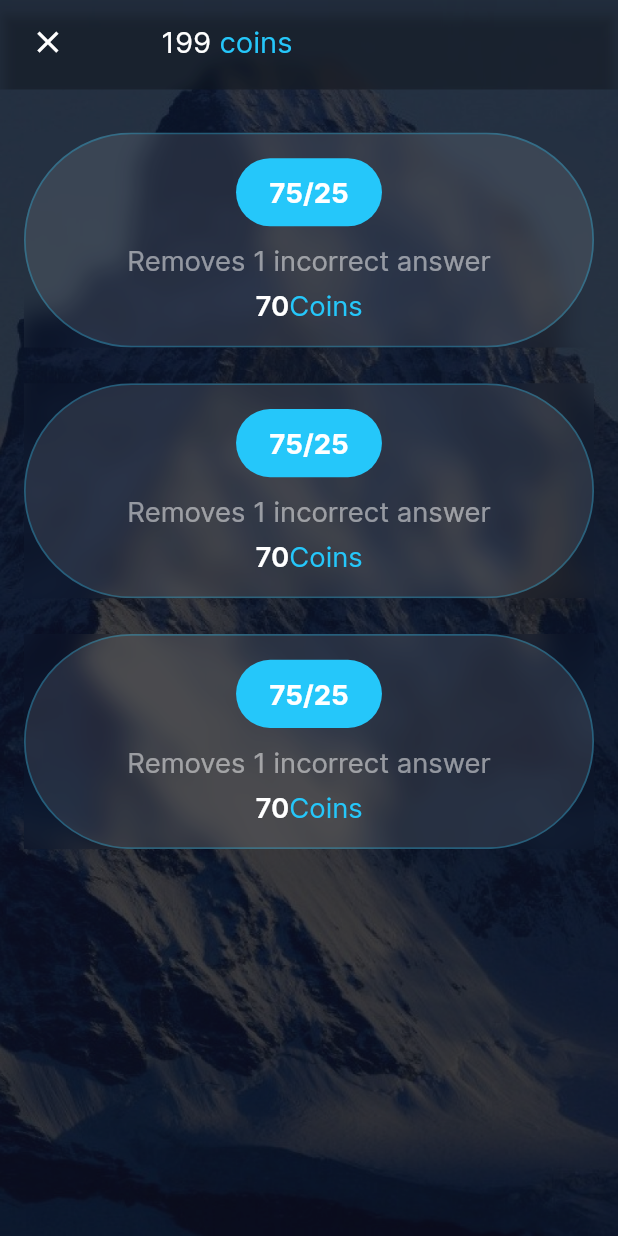
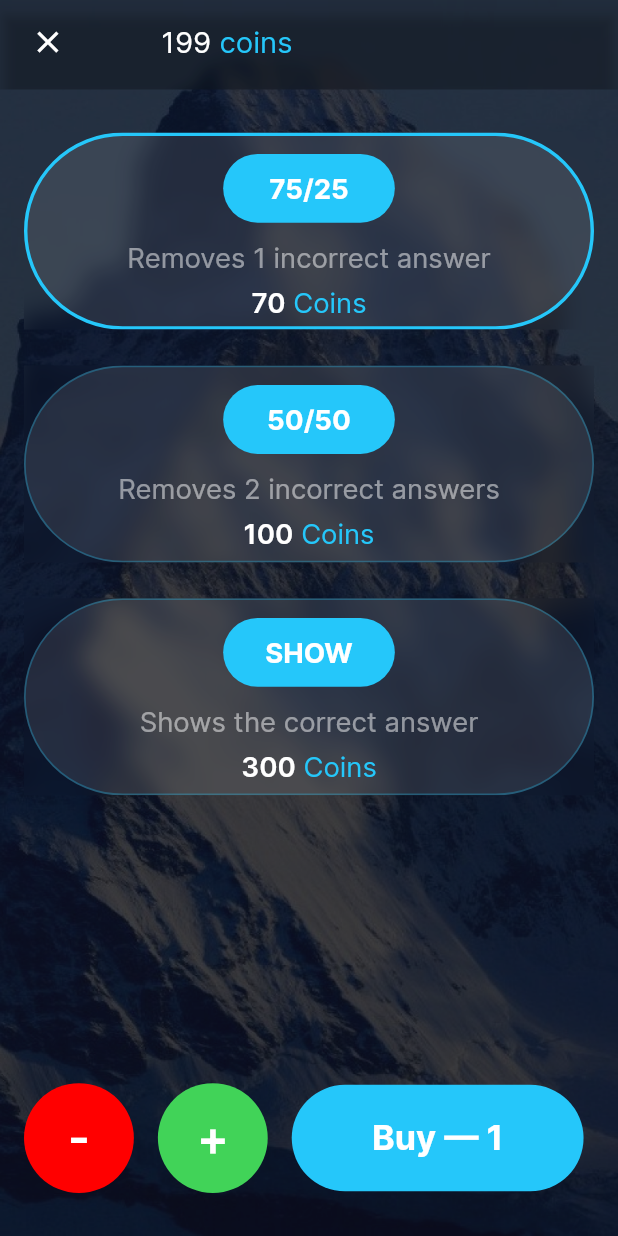
Before and after one commit to GhostuSs/pocket_option_expert, a Flutter app: the ShopScreen screen opened directly, after a tap on "75/25", on a phone screen of 412 x 824 dp. Run offline on Flutter 3.47's test engine with Material 2 defaults, Android fonts, the phone set to English and light mode, and no system bars; our stand-ins replace flutter_screenutil, flutter_svg, get, hive, hive_flutter, persistent_bottom_nav_bar_v2; missing offline and left inert: simple_star_rating; accounts and stored records are empty.

Commit message:
'Features: buisness logic of shop screen'

```diff
--- a/lib/res/app_theme.dart
+++ b/lib/res/app_theme.dart
@@ -4,6 +4,7 @@ abstract class AppTheme{
   static ThemeData mainTheme = ThemeData(
     scaffoldBackgroundColor: Colors.transparent,
     focusColor: Colors.transparent,
+    splashColor: Colors.transparent,
     hoverColor: Colors.transparent,
     highlightColor: Colors.transparent,
   );
--- a/lib/res/colors.dart
+++ b/lib/res/colors.dart
@@ -4,7 +4,7 @@ abstract class AppColors{
   static const Color white = Color(0xFFFFFFFF);
   static const Color black = Color(0xFF000000);
   static const Color blue = Color(0xFF25C7FA);
-  static const Color green = Color.fromRGBO(36, 255, 0, 1);
+  static const Color green = Color.fromRGBO(65, 211, 88, 1);
   static const Color red = Color.fromRGBO(255, 0, 0, 1);
   static const Color bgGray = Color(0xFF1E1E1E);
   static const Color yellow = Color.fromRGBO(245, 214, 48, 1);
--- a/lib/ui/entrypoint.dart
+++ b/lib/ui/entrypoint.dart
@@ -5,6 +5,7 @@ import 'package:hive/hive.dart';
 import 'package:pocket_option_expert/res/app_theme.dart';
 import 'package:pocket_option_expert/ui/home/home_screen.dart';
 import 'package:pocket_option_expert/ui/paywall/paywall.dart';
+import 'package:pocket_option_expert/ui/shop/state/shop_controller.dart';
 
 class EntryPoint extends StatelessWidget {
   const EntryPoint({Key? key}) : super(key: key);
@@ -12,6 +13,10 @@ class EntryPoint extends StatelessWidget {
   @override
   Widget build(BuildContext context)=>ScreenUtilInit(builder: (_,widget)=>GetMaterialApp(
     theme: AppTheme.mainTheme,
+    initialBinding: BindingsBuilder<GetxController>(() {
+      Get
+        .lazyPut<ShopController>(ShopController.new, fenix: true);
+    }),
     home: Hive.box<bool>('premium').values.first==true ? const HomeScreen() :const PaywallScreen(),
   ));
 }
--- a/lib/ui/home/home_screen.dart
+++ b/lib/ui/home/home_screen.dart
@@ -25,7 +25,8 @@ class _HomeScreenState extends State<HomeScreen> {
   final PersistentTabController persController = PersistentTabController();
 
   @override
-  Widget build(BuildContext context) => BackdropFilter(
+  Widget build(BuildContext context){
+    return BackdropFilter(
       filter: ImageFilter.blur(sigmaX: 5, sigmaY: 5),
       child: Container(
         decoration: const BoxDecoration(
@@ -118,6 +119,7 @@ class _HomeScreenState extends State<HomeScreen> {
         ),
       ),
     );
+  }
 
   Color selector(bool isSelected) {
     return isSelected ? AppColors.blue : AppColors.blue.withOpacity(0.5);
--- a/lib/ui/profile/ui/profile_screen.dart
+++ b/lib/ui/profile/ui/profile_screen.dart
@@ -1,5 +1,6 @@
 import 'package:flutter/material.dart';
 import 'package:pocket_option_expert/ui/profile/uikit/profile_widget.dart';
+import 'package:pocket_option_expert/ui/uikit/cust_app_bar.dart';
 
 class ProfileScreen extends StatelessWidget {
   const ProfileScreen({Key? key}) : super(key: key);
@@ -14,6 +15,7 @@ class ProfileScreen extends StatelessWidget {
         ),
       ),
       child: Scaffold(
+        appBar:const CustAppBar(),
         body: SafeArea(
           minimum: const EdgeInsets.symmetric(horizontal: 16, vertical: 32),
           child: Column(
--- a/lib/ui/quiz/quiz_screen.dart
+++ b/lib/ui/quiz/quiz_screen.dart
@@ -1,6 +1,7 @@
 import 'package:flutter/material.dart';
 import 'package:flutter_svg/flutter_svg.dart';
 import 'package:get/get.dart';
+import 'package:persistent_bottom_nav_bar_v2/persistent-tab-view.dart';
 import 'package:pocket_option_expert/ui/home/home_screen.dart';
 import 'package:pocket_option_expert/ui/shop/ui/shop_screen.dart';
 import 'package:pocket_option_expert/ui/uikit/cust_app_bar.dart';
@@ -28,7 +29,7 @@ class _QuizScreenState extends State<QuizScreen> {
       seconds: 120,
       showLabels: true,
       action: InkWell(
-        onTap: ()=>Get.to<void>(()=>ShopScreen()),
+        onTap: ()=>pushNewScreen<void>(context, screen: const ShopScreen()),
         child: Center(
           child: SvgPicture.asset('assets/images/shop.svg'),
         ),
--- a/lib/ui/settings/settings_screen.dart
+++ b/lib/ui/settings/settings_screen.dart
@@ -3,6 +3,7 @@
 import 'package:flutter/material.dart';
 import 'package:flutter_screenutil/flutter_screenutil.dart';
 import 'package:get/get.dart';
+import 'package:persistent_bottom_nav_bar_v2/persistent-tab-view.dart';
 import 'package:pocket_option_expert/res/base_urls.dart';
 import 'package:pocket_option_expert/ui/difficulty/difficulty_screen.dart';
 import 'package:pocket_option_expert/ui/paywall/paywall.dart';
@@ -64,7 +65,8 @@ class SettingsScreen extends StatelessWidget {
                 DiffButton(
                     label: 'CHOICE OF DIFFICULTY LEVEL',
                     isSelected: true,
-                    onTap: () => Get.to<void>(DifficultyScreen.new))
+                    onTap: () => pushNewScreen<void>(context,screen:DifficultyScreen()),
+                )
               ],
             ),
           ),
--- /dev/null
+++ b/lib/ui/shop/state/shop_controller.dart
@@ -0,0 +1,50 @@
+import 'package:flutter/foundation.dart';
+import 'package:get/get.dart';
+
+class ShopController extends GetxController {
+  var fiftyFifty = 0.obs;
+  var show = 0.obs;
+  var removeInc = 0.obs;
+
+  void decrement() {
+    if (fiftyFifty.value > 0) fiftyFifty.value--;
+    if (show.value > 0) show.value--;
+    if (removeInc.value > 0) removeInc.value--;
+  }
+
+  void increment() {
+    if (fiftyFifty.value > 0) fiftyFifty.value++;
+    if (show.value > 0) show.value++;
+    if (removeInc.value > 0) removeInc.value++;
+  }
+
+  void onRemIncorrectTap() {
+    fiftyFifty.value = 0;
+    show.value = 0;
+    removeInc.value = 1;
+  }
+
+  void onFiftyFiftyTap() {
+    fiftyFifty.value = 1;
+    show.value = 0;
+    removeInc.value = 0;
+  }
+
+  void onShowTap() {
+    fiftyFifty.value = 0;
+    show.value = 1;
+    removeInc.value = 0;
+  }
+
+  bool anyChosen() {
+    return fiftyFifty.value > 0 || removeInc.value > 0 || show.value > 0;
+  }
+
+  void clear() {
+    fiftyFifty.value = 0;
+    show.value = 0;
+    removeInc.value = 0;
+  }
+
+  int quantity() => fiftyFifty.value + removeInc.value + show.value;
+}
--- a/lib/ui/shop/ui/shop_screen.dart
+++ b/lib/ui/shop/ui/shop_screen.dart
@@ -2,6 +2,8 @@ import 'package:flutter/material.dart';
 import 'package:flutter_screenutil/flutter_screenutil.dart';
 import 'package:get/get.dart';
 import 'package:pocket_option_expert/res/colors.dart';
+import 'package:pocket_option_expert/ui/shop/state/shop_controller.dart';
+import 'package:pocket_option_expert/ui/shop/ui/uikit/buy_widget.dart';
 import 'package:pocket_option_expert/ui/shop/ui/uikit/shop_button.dart';
 import 'package:pocket_option_expert/ui/uikit/cust_app_bar.dart';
 
@@ -9,45 +11,83 @@ class ShopScreen extends StatelessWidget {
   const ShopScreen({Key? key}) : super(key: key);
 
   @override
-  Widget build(BuildContext context){
-    return Container(
+  Widget build(BuildContext context) {
+    final controller = Get.find<ShopController>();
+    return GetBuilder(
+      init: controller,
+      dispose: (cnt)=>controller.clear(),
+      builder: (cntroller) => Container(
         decoration: const BoxDecoration(
           image: DecorationImage(
-    image: AssetImage('assets/images/bg.png'),
-    fit: BoxFit.fill
-    ),),
+              image: AssetImage('assets/images/bg.png'), fit: BoxFit.fill),
+        ),
         child: Scaffold(
           appBar: CustAppBar(
             leading: Row(
               children: [
-              const SizedBox(width: 20,),
+                const SizedBox(
+                  width: 20,
+                ),
                 InkWell(
-                onTap: ()=>Get.back<void>(),
-                child: Icon(Icons.clear,size:20.h,color: AppColors.white,),
+                  onTap: () => Navigator.pop(context),
+                  child: Icon(
+                    Icons.clear,
+                    size: 20.h,
+                    color: AppColors.white,
+                  ),
                 )
               ],
             ),
           ),
           body: SafeArea(
-          minimum: EdgeInsets.symmetric(horizontal: 16,vertical: 24.h,),
-          child: Column(children: [
-            ShopButton(
-              onTap: (){}, label: '75/25', description: 'Removes 1 incorrect answer', price: 70,
+            minimum: EdgeInsets.symmetric(
+              horizontal: 16,
+              vertical: 24.h,
+            ),
+            child: Column(
+              children: [
+                Obx(
+                  () => ShopButton(
+                    onTap: controller.onRemIncorrectTap,
+                    label: '75/25',
+                    isSelected:controller.removeInc.value>0,
+                    description: 'Removes 1 incorrect answer',
+                    price: controller.removeInc.value > 1
+                        ? controller.removeInc.value * 70
+                        : 70,
+                  ),
                 ),
                 Padding(
                   padding: EdgeInsets.symmetric(vertical: 20.h),
-              child: ShopButton(
-                onTap: (){}, label: '75/25', description: 'Removes 1 incorrect answer', price: 70,
+                  child: Obx(
+                      ()=>ShopButton(
+                        onTap: controller.onFiftyFiftyTap,
+                        isSelected:controller.fiftyFifty.value>0,
+                        label: '50/50',
+                        description: 'Removes 2 incorrect answers',
+                        price: controller.fiftyFifty.value > 1
+                            ? controller.fiftyFifty.value * 100
+                            : 100,
+                      )
                   ),
                 ),
-            ShopButton(
-              onTap: (){}, label: '75/25', description: 'Removes 1 incorrect answer', price: 70,
+                Obx(()=>ShopButton(
+                  onTap: controller.onShowTap,
+                  label: 'SHOW',
+                  isSelected:controller.show.value>0,
+                  description: 'Shows the correct answer',
+                  price: controller.show.value > 1
+                      ? controller.show.value * 300
+                      : 300,
+                ),),
+                const Spacer(),
+                Obx(()=>controller.anyChosen() ?
+                    BuyWidget(quantity: controller.quantity(), increment: controller.increment, decrement: controller.decrement,) : const SizedBox.shrink()
                 ),
-            const Spacer(),
-            Row(children: const [
-              //TODO:Implement buy widget
-            ],)
-        ],),),
+              ],
+            ),
+          ),
+        ),
       ),
     );
   }
--- /dev/null
+++ b/lib/ui/shop/ui/uikit/buy_widget.dart
@@ -0,0 +1,110 @@
+import 'dart:async';
+
+import 'package:flutter/material.dart';
+import 'package:flutter_screenutil/flutter_screenutil.dart';
+import 'package:pocket_option_expert/res/apptypography.dart';
+import 'package:pocket_option_expert/res/colors.dart';
+
+class BuyWidget extends StatelessWidget {
+  const BuyWidget({
+    Key? key,
+    required this.quantity, required this.increment, required this.decrement,
+  }) : super(key: key);
+  final VoidCallback increment;
+  final VoidCallback decrement;
+  final int quantity;
+
+  @override
+  Widget build(BuildContext context) {
+    return Row(
+      children: [
+        _AdditionalButton(onTap: decrement,),
+        Padding(
+          padding: const EdgeInsets.symmetric(horizontal: 16),
+          child: _AdditionalButton(
+            onTap: increment,
+            isIncrement: true,
+          ),
+        ),
+        _BuyButton(onTap: () {}, quantity: quantity)
+      ],
+    );
+  }
+}
+class _AdditionalButton extends StatefulWidget{
+  const _AdditionalButton({required this.onTap, this.isIncrement,});
+  final VoidCallback onTap;
+  final bool? isIncrement;
+  @override
+  State<StatefulWidget> createState()=>_AdditionalButtonState();
+
+}
+
+class _AdditionalButtonState extends State<_AdditionalButton> {
+
+  Timer? timer;
+
+  @override
+  Widget build(BuildContext context) {
+    return GestureDetector(
+      onTap: widget.onTap,
+      onLongPress: ()=>timer=Timer.periodic(const Duration(milliseconds: 50), (timer) {
+        widget.onTap();
+      }),
+      onLongPressEnd: (det)=>timer?.cancel(),
+      child: Container(
+        constraints: BoxConstraints.expand(width: 64.w, height: 64.w),
+        decoration: BoxDecoration(
+            shape: BoxShape.circle,
+            color: widget.isIncrement == true ? AppColors.green : AppColors.red),
+        child: Center(
+          child: Text(
+            widget.isIncrement == true ? '+' : '-',
+            style: AppTypography.mainStyle.copyWith(
+                fontSize: 28.sp,
+                fontWeight: FontWeight.w600,
+                color: AppColors.white),
+          ),
+        ),
+      ),
+    );
+  }
+  @override
+  void dispose() {
+    timer?.cancel();
+    super.dispose();
+  }
+}
+
+class _BuyButton extends StatelessWidget {
+  const _BuyButton({
+    Key? key,
+    required this.onTap,
+    required this.quantity,
+  }) : super(key: key);
+  final VoidCallback onTap;
+  final int quantity;
+
+  @override
+  Widget build(BuildContext context) => InkWell(
+        onTap: onTap,
+        borderRadius: BorderRadius.circular(100.r),
+        child: Container(
+          width: 170.w,
+          padding: EdgeInsets.symmetric(vertical: 18.h),
+          decoration: BoxDecoration(
+            color: AppColors.blue,
+            borderRadius: BorderRadius.circular(100.r),
+          ),
+          child: Center(
+            child: Text(
+              'Buy — $quantity',
+              style: AppTypography.mainStyle.copyWith(
+                  fontWeight: FontWeight.w700,
+                  fontSize: 20.sp,
+                  color: AppColors.white),
+            ),
+          ),
+        ),
+      );
+}
--- a/lib/ui/shop/ui/uikit/shop_button.dart
+++ b/lib/ui/shop/ui/uikit/shop_button.dart
@@ -12,38 +12,46 @@ class ShopButton extends StatelessWidget {
     required this.label,
     required this.description,
     required this.price,
+    required this.isSelected,
   }) : super(key: key);
   final VoidCallback onTap;
   final String label;
+  final bool isSelected;
   final String description;
   final int price;
 
   @override
   Widget build(BuildContext context) {
     return InkWell(
-      onTap: onTap,
+      borderRadius: BorderRadius.circular(100),
+      onTap: isSelected ? null :onTap,
       child: ClipRRect(
         child: BackdropFilter(
-          filter: ImageFilter.blur(sigmaY: 8, sigmaX: 8,),
+          filter: ImageFilter.blur(
+            sigmaY: 8,
+            sigmaX: 8,
+          ),
           child: Container(
-            constraints: BoxConstraints.expand(height: 120.h),
+            constraints: BoxConstraints.expand(height: 110.h),
             decoration: BoxDecoration(
               color: AppColors.white.withOpacity(0.1),
               border: Border.all(
-                color: AppColors.blue.withOpacity(0.3),
-                width: 1.w,
+                color: AppColors.blue.withOpacity(isSelected ? 1.0 : 0.3),
+                width: isSelected ? 2.w : 1.w,
               ),
               borderRadius: BorderRadius.circular(100),
             ),
             child: Column(
               children: [
-                const SizedBox(
-                  height: 16,
+                SizedBox(
+                  height: 10.h,
                 ),
                 Container(
-                  constraints: BoxConstraints.expand(width: 85.w,height: 38.h,),
-                  padding:
-                      EdgeInsets.symmetric(horizontal: 17.w, vertical: 10.h,),
+                  width: 100.w,
+                  padding: EdgeInsets.symmetric(
+                    horizontal: 17.w,
+                    vertical: 10.h,
+                  ),
                   decoration: BoxDecoration(
                     borderRadius: BorderRadius.circular(100),
                     color: AppColors.blue,
@@ -69,7 +77,8 @@ class ShopButton extends StatelessWidget {
                     style: AppTypography.mainStyle.copyWith(
                       fontSize: 16.sp,
                       fontWeight: FontWeight.w400,
-                        color: AppColors.white.withOpacity(0.5)),
+                      color: AppColors.white.withOpacity(0.5),
+                    ),
                   ),
                 ),
                 RichText(
@@ -82,14 +91,16 @@ class ShopButton extends StatelessWidget {
                     ),
                     children: [
                       TextSpan(
-                        text: 'Coins',
+                        text: ' Coins',
                         style: AppTypography.mainStyle.copyWith(
                           fontWeight: FontWeight.w400,
                           fontSize: 16.sp,
                           color: AppColors.blue,
                         ),
-                      )
-                    ]))
+                      ),
+                    ],
+                  ),
+                ),
               ],
             ),
           ),
```
Also changed, not shown: lib/domain/models/quiz_history/quiz_his_model.dart (added, +14 -0 lines), lib/domain/models/user/user.dart (added, +23 -0 lines), lib/gen/assets.gen.dart (added, +163 -0 lines), lib/gen/fonts.gen.dart (added, +15 -0 lines), lib/main.dart (+23 -3 lines), lib/ui/difficulty/difficulty_screen.dart (+38 -5 lines), lib/domain/models/quiz_history/quiz_his_model.g.dart (added), lib/domain/models/user/user.g.dart (added). Lines whose indentation alone changed are shown as unchanged.
